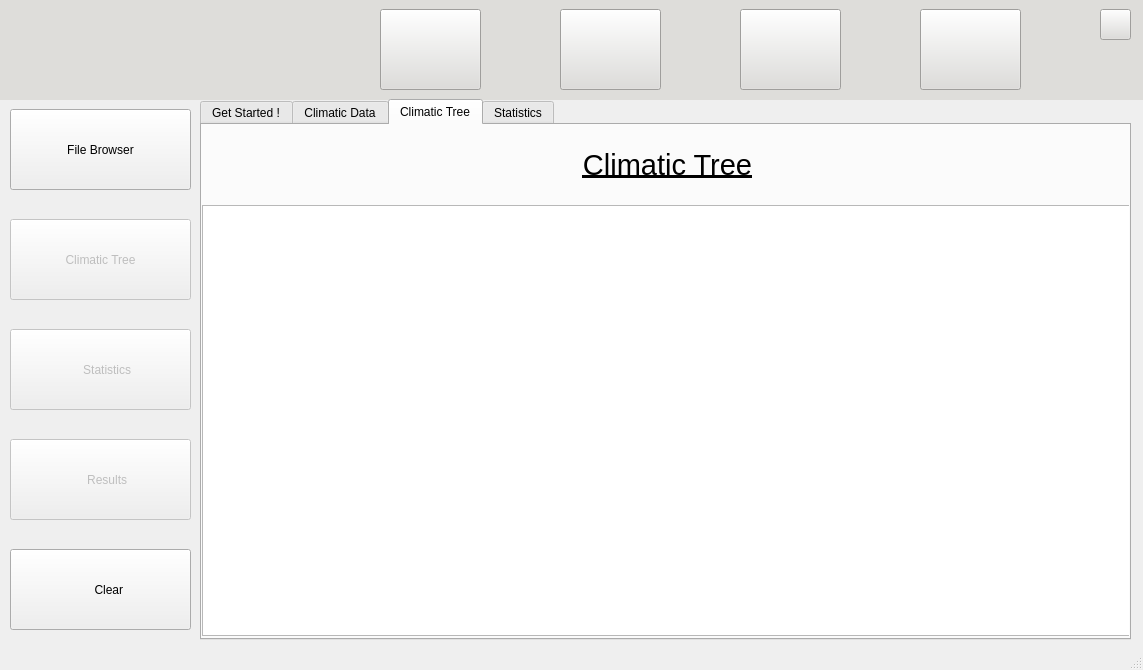
The window that scripts/Qt/main.ui (tahiri-lab/iPhyloGeo_plus_plus) describes before a commit, drawn with Qt 5.
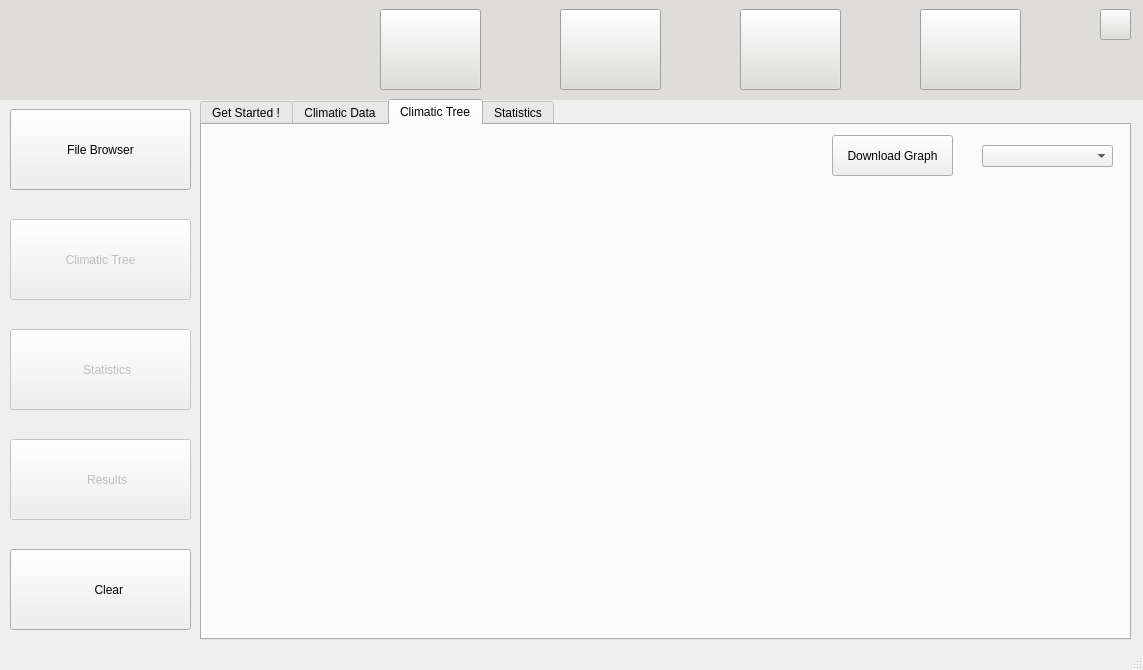
The same window after the commit. The open tabs and pages were chosen to show the change. Icons and pictures are not drawn.

Commit message: change genetic trees

The edit to the form file:
```diff
--- a/scripts/Qt/main.ui
+++ b/scripts/Qt/main.ui
@@ -1579,35 +1579,40 @@
          <property name="frameShadow">
           <enum>QFrame::Raised</enum>
          </property>
-         <widget class="QTextBrowser" name="textEditClimTree">
+         <widget class="QLabel" name="climaticTreesLabel">
           <property name="geometry">
            <rect>
-            <x>0</x>
-            <y>80</y>
-            <width>931</width>
-            <height>431</height>
+            <x>4</x>
+            <y>65</y>
+            <width>911</width>
+            <height>441</height>
            </rect>
           </property>
+          <property name="text">
+           <string/>
+          </property>
          </widget>
-         <widget class="QLabel" name="climaticTreeTitle">
+         <widget class="QComboBox" name="climaticTreescomboBox">
           <property name="geometry">
            <rect>
-            <x>0</x>
-            <y>0</y>
-            <width>931</width>
-            <height>81</height>
+            <x>780</x>
+            <y>20</y>
+            <width>131</width>
+            <height>22</height>
            </rect>
           </property>
-          <property name="font">
-           <font>
-            <pointsize>16</pointsize>
-           </font>
+         </widget>
+         <widget class="QPushButton" name="downloadGraphButton2">
+          <property name="geometry">
+           <rect>
+            <x>630</x>
+            <y>10</y>
+            <width>121</width>
+            <height>41</height>
+           </rect>
           </property>
           <property name="text">
-           <string>&lt;html&gt;&lt;head/&gt;&lt;body&gt;&lt;p&gt;&lt;span style=&quot; font-size:22pt; text-decoration: underline;&quot;&gt;Climatic Tree&lt;/span&gt;&lt;/p&gt;&lt;/body&gt;&lt;/html&gt;</string>
-          </property>
-          <property name="alignment">
-           <set>Qt::AlignCenter</set>
+           <string>Download Graph</string>
           </property>
          </widget>
         </widget>
```
Left out of the diff: 6 changed lines with no effect on the pictures. The commit also changes 2 other files.
